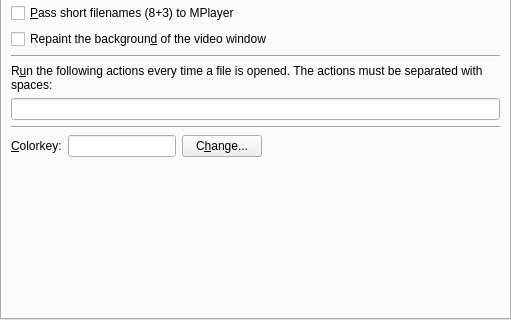
This is src/prefadvanced.ui in wilbert2000/wzplayer as Qt 5 draws it before an edit; both pictures show x 0 to 511 and y 149 to 469 of the 511 by 469 pixel window. The edited form follows.
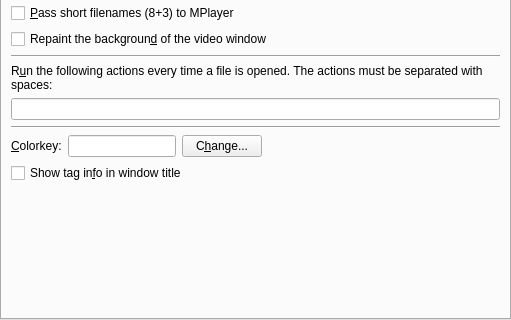
This is the edited form. Custom widgets are drawn as their Qt base class.

Commit message: Reimplemented the option "Show tag info in window title" (preferences -> advanced).

What changed in the file:
```diff
--- a/src/prefadvanced.ui
+++ b/src/prefadvanced.ui
@@ -281,6 +281,13 @@
          </item>
         </layout>
        </item>
+       <item>
+        <widget class="QCheckBox" name="show_tag_in_title_check" >
+         <property name="text" >
+          <string>Show tag in&amp;fo in window title</string>
+         </property>
+        </widget>
+       </item>
        <item>
         <spacer>
          <property name="orientation" >
```
Left out of the diff: 1 changed line with no effect on the pictures. The commit also changes 7 other files.
